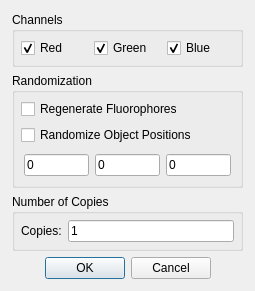
Above: apps/MicroscopeSimulator/ImageExportOptionsDialog.ui from CISMM/MicroscopeSimulator2 before the change. Below: the same form after it.
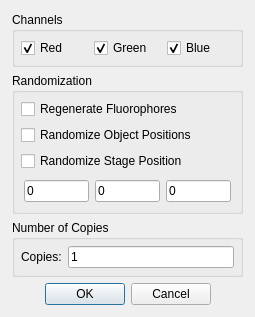
That is the form after the change.

Commit message: Added option to jitter the entire scene by some random offset in x,y,z

The edit to the form file:
```diff
--- a/apps/MicroscopeSimulator/ImageExportOptionsDialog.ui
+++ b/apps/MicroscopeSimulator/ImageExportOptionsDialog.ui
@@ -15,7 +15,7 @@
   </property>
   <layout class="QVBoxLayout" name="verticalLayout">
    <property name="spacing">
-    <number>-1</number>
+    <number>6</number>
    </property>
    <property name="margin">
     <number>12</number>
@@ -85,6 +85,16 @@
         </property>
        </widget>
       </item>
+      <item>
+       <widget class="QCheckBox" name="randomizeStagePosition">
+        <property name="toolTip">
+         <string>Offset all objects by the same random offset in x,y,z. This is the same as moving the stage by a random offset.</string>
+        </property>
+        <property name="text">
+         <string>Randomize Stage Position</string>
+        </property>
+       </widget>
+      </item>
       <item>
        <widget class="QWidget" name="widget" native="true">
         <layout class="QHBoxLayout" name="horizontalLayout_2">
```
Left out of the diff: 3 changed lines with no effect on the pictures. The commit also changes 3 other files.
